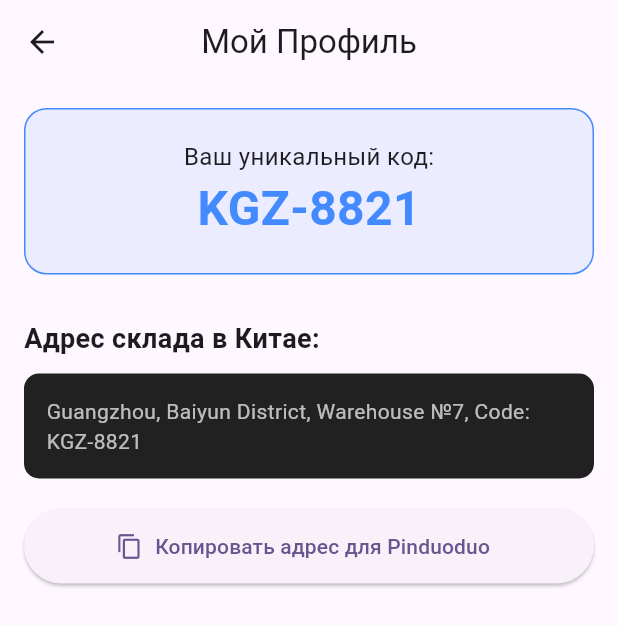
After one commit to yusufabduvaliev09/TraceIt, a Flutter app: the ProfileScreen screen opened directly, on a phone screen of 412 x 824 dp. The commit adds this screen. Shown: the top 626 px of the screen. Run offline on Flutter 3.47's test engine with Material 3 defaults, Android fonts, the phone set to English and light mode, and no system bars; our stand-ins replace go_router.

Commit message:
profil.dart

```diff
--- a/traceit/lib/core/router.dart
+++ b/traceit/lib/core/router.dart
@@ -1,6 +1,6 @@
 import 'package:flutter/material.dart';
 import 'package:go_router/go_router.dart';
-
+import 'package:traceit/features/main_screen.dart'; // Fayl yo'li sizda qanday bo'lsa shunday yozing
 // GoRouter - bu ilovadagi barcha yo'llarni boshqaruvchi klass
 final AppRouter = GoRouter(
   initialLocation: '/', // Ilova ochilganda birinchi bo'lib ko'rsatiladigan manzil
--- /dev/null
+++ b/traceit/lib/features/profile/profile_screen.dart
@@ -0,0 +1,91 @@
+import 'package:flutter/material.dart';
+import 'package:flutter/services.dart'; // Clipboard (nusxa olish) uchun kerak
+
+class ProfileScreen extends StatelessWidget {
+  const ProfileScreen({super.key});
+
+  // Nusxa olish funksiyasi
+  void _copyToClipboard(BuildContext context, String text) {
+    Clipboard.setData(ClipboardData(text: text)); // Matnni telefon xotirasiga nusxalaydi
+
+    // Pastdan kichkina xabarcha chiqaradi (Snackbox)
+    ScaffoldMessenger.of(context).showSnackBar(
+      const SnackBar(content: Text('Адрес скопирован!')), // "Manzil nusxalandi"
+    );
+  }
+
+  @override
+  Widget build(BuildContext context) {
+    // Bu ma'lumotlar keyinchalik Firebase'dan keladi, hozircha qo'lda yozamiz
+    const String userCode = "KGZ-8821";
+    const String chinaAddress = "Guangzhou, Baiyun District, Warehouse №7, Code: $userCode";
+
+    return Scaffold(
+      appBar: AppBar(
+        title: const Text('Мой Профиль'), // "Mening profilim"
+        centerTitle: true,
+      ),
+      body: Padding(
+        padding: const EdgeInsets.all(16.0), // Ekran chetidan 16 birlik joy tashlaydi
+        child: Column(
+          crossAxisAlignment: CrossAxisAlignment.start, // Elementlarni chapdan tekislaydi
+          children: [
+            // Foydalanuvchi kodi kartochkasi
+            Container(
+              width: double.infinity, // Butun ekran kengligi bo'yicha
+              padding: const EdgeInsets.all(20),
+              decoration: BoxDecoration(
+                color: Colors.blueAccent.withOpacity(0.1), // Orqa foni biroz havorang
+                borderRadius: BorderRadius.circular(15), // Burchaklari yumaloq
+                border: Border.all(color: Colors.blueAccent), // Chetki chizig'i
+              ),
+              child: Column(
+                children: [
+                  const Text('Ваш уникальный код:', style: TextStyle(fontSize: 16)),
+                  Text(
+                    userCode,
+                    style: const TextStyle(fontSize: 32, fontWeight: FontWeight.bold, color: Colors.blueAccent),
+                  ),
+                ],
+              ),
+            ),
+
+            const SizedBox(height: 30), // Ikkita vidjet orasida 30 birlik bo'shliq
+
+            const Text(
+              'Адрес склада в Китае:',
+              style: TextStyle(fontSize: 18, fontWeight: FontWeight.bold),
+            ),
+            const SizedBox(height: 10),
+
+            // Manzil turadigan joy
+            Container(
+              padding: const EdgeInsets.all(15),
+              decoration: BoxDecoration(
+                color: Colors.grey[900], // To'q kulrang fon
+                borderRadius: BorderRadius.circular(10),
+              ),
+              child: Text(
+                chinaAddress,
+                style: const TextStyle(fontSize: 14, color: Colors.white70),
+              ),
+            ),
+
+            const SizedBox(height: 20),
+
+            // Nusxa olish tugmasi
+            SizedBox(
+              width: double.infinity,
+              height: 50,
+              child: ElevatedButton.icon(
+                onPressed: () => _copyToClipboard(context, chinaAddress), // Bosilganda funksiya ishlaydi
+                icon: const Icon(Icons.copy), // Nusxa olish belgisi
+                label: const Text('Копировать адрес для Pinduoduo'), // Tugma matni
+              ),
+            ),
+          ],
+        ),
+      ),
+    );
+  }
+}
```
